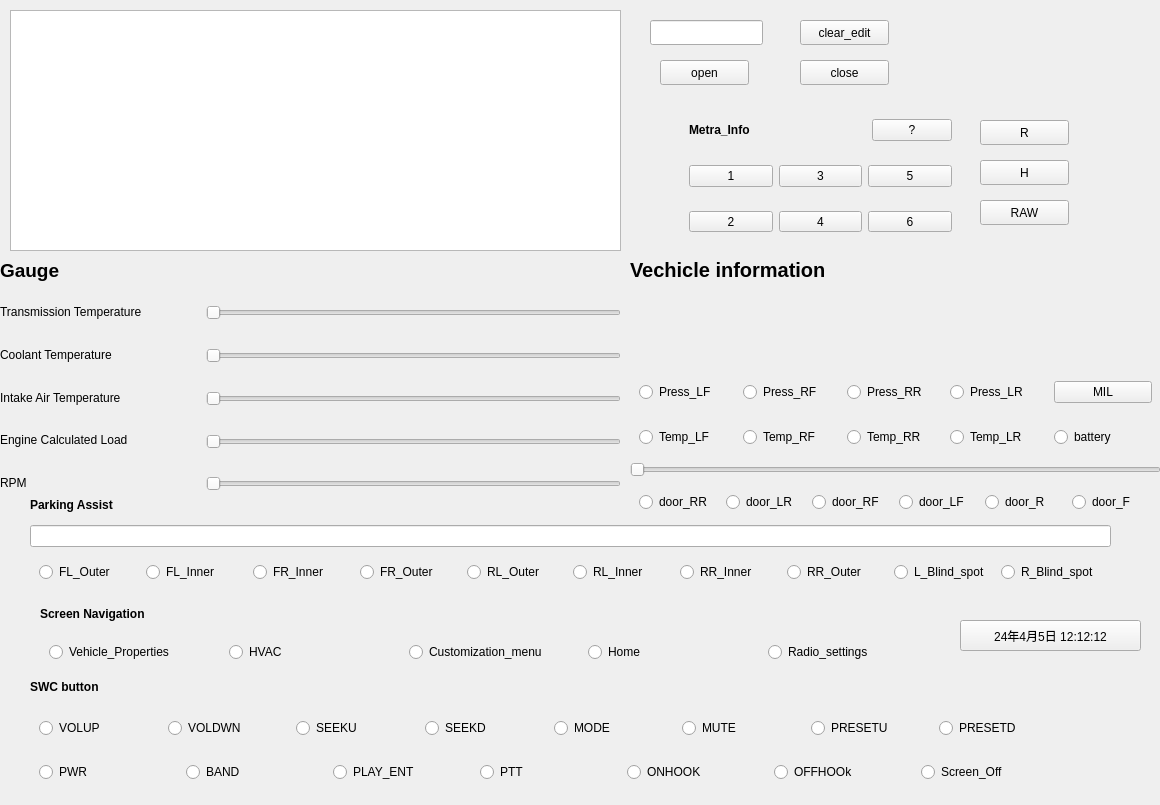
The window that Metra_box/widget.ui (2217646267/TechWinBox) describes before a commit, drawn with Qt 5.
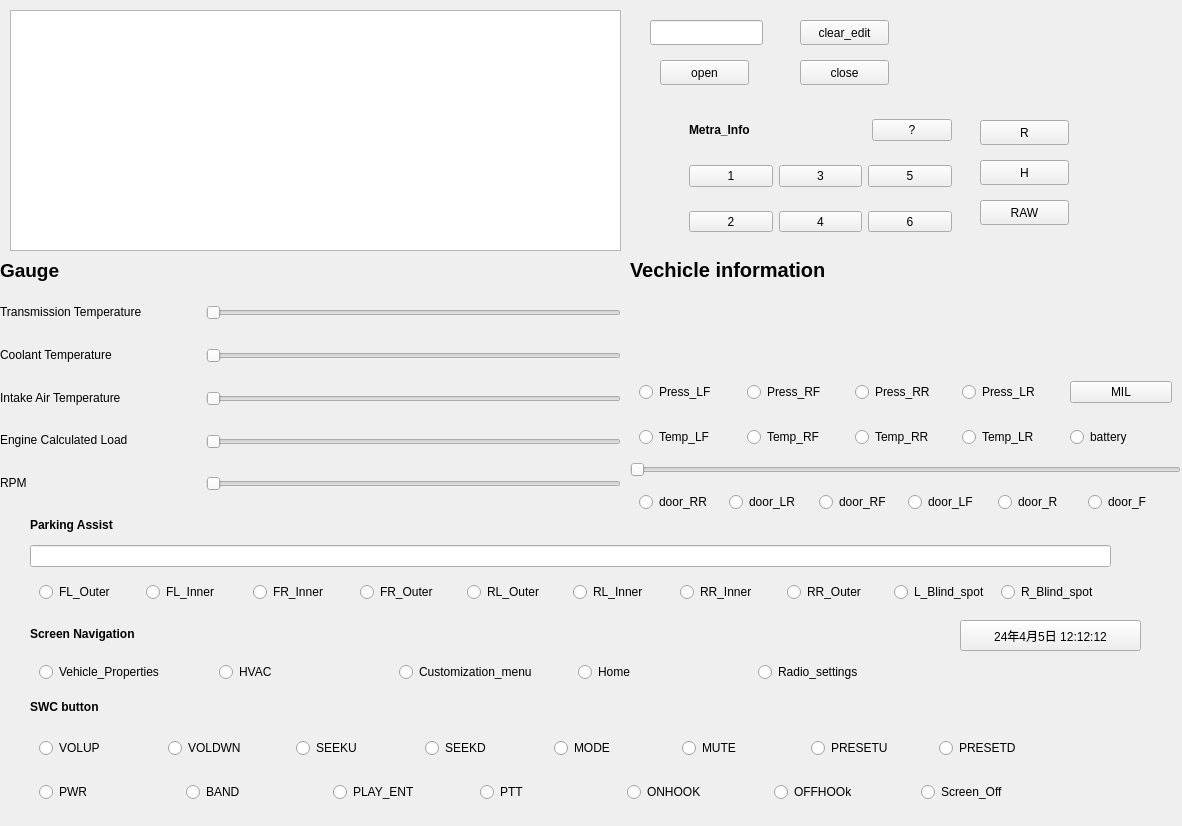
The same window after the commit.

Commit message: 修改ui无法按下，固定大小，标题

What changed in the file:
```diff
--- a/Metra_box/widget.ui
+++ b/Metra_box/widget.ui
@@ -6,8 +6,8 @@
    <rect>
     <x>0</x>
     <y>0</y>
-    <width>1160</width>
-    <height>805</height>
+    <width>1182</width>
+    <height>826</height>
    </rect>
   </property>
   <property name="windowTitle">
@@ -279,7 +279,7 @@
     <rect>
      <x>630</x>
      <y>250</y>
-     <width>531</width>
+     <width>551</width>
      <height>271</height>
     </rect>
    </property>
@@ -467,7 +467,7 @@
    <property name="geometry">
     <rect>
      <x>30</x>
-     <y>490</y>
+     <y>510</y>
      <width>1081</width>
      <height>101</height>
     </rect>
@@ -570,8 +570,8 @@
   <widget class="QWidget" name="widget_8" native="true">
    <property name="geometry">
     <rect>
-     <x>40</x>
-     <y>600</y>
+     <x>30</x>
+     <y>620</y>
      <width>911</width>
      <height>71</height>
     </rect>
@@ -636,7 +636,7 @@
    <property name="geometry">
     <rect>
      <x>30</x>
-     <y>670</y>
+     <y>690</y>
      <width>1041</width>
      <height>121</height>
     </rect>
```
The commit also changes 1 other file.
